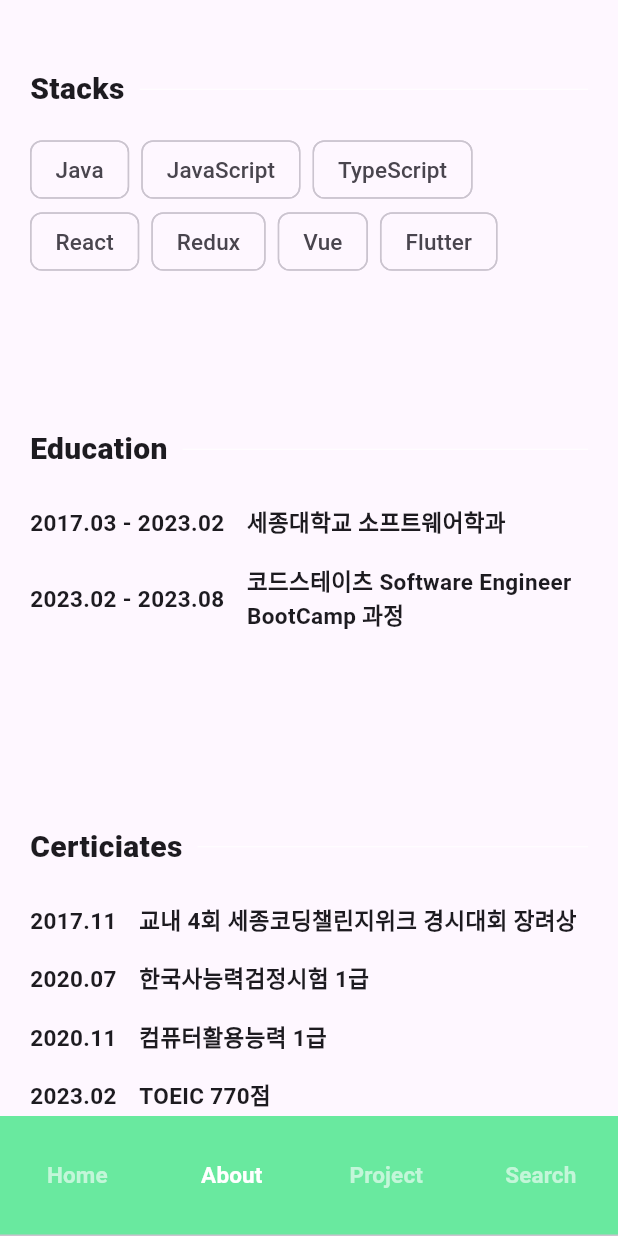
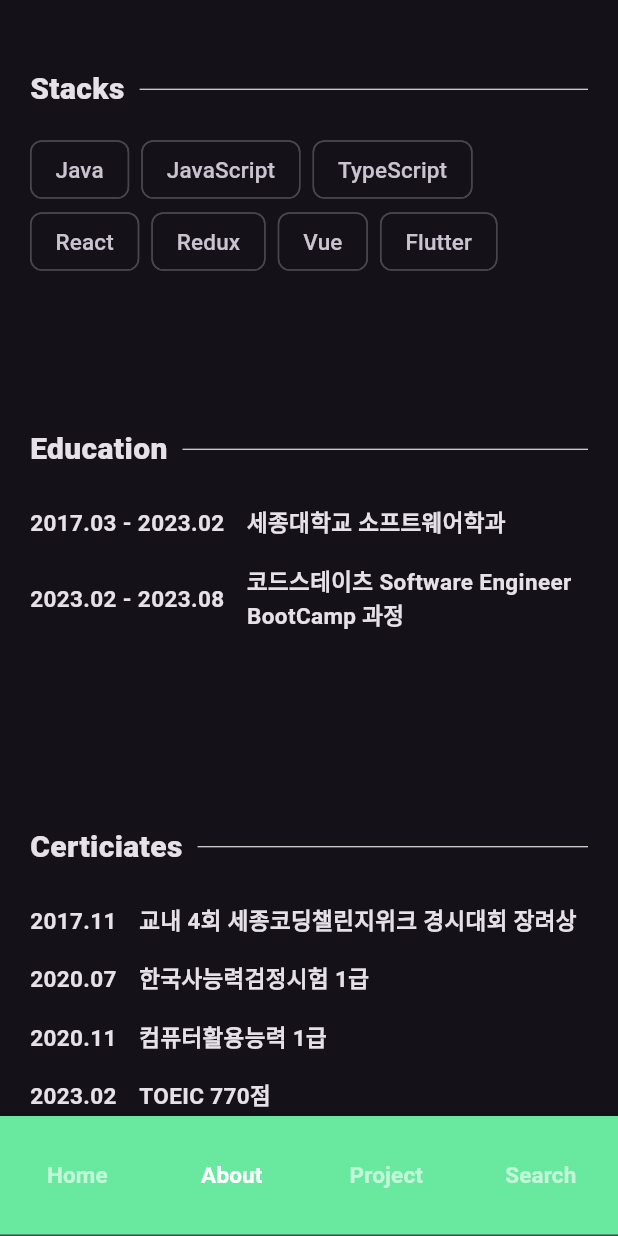
Before and after one commit to jeongjwon/amuz-assignment, a Flutter app: the screen it shows after launch, item 2 of the bottom bar chosen, scrolled down 576 dp, on a phone screen of 412 x 824 dp. Run offline on Flutter 3.47's test engine with Material 3 defaults, Android fonts, the phone set to English and light mode, and no system bars; our stand-ins replace font_awesome_flutter; missing offline and left inert: dart:ffi.

Commit message:
feat. 프론트엔드 완료

```diff
--- a/frontend/amuz_assignment/lib/main.dart
+++ b/frontend/amuz_assignment/lib/main.dart
@@ -1,5 +1,4 @@
 import 'package:amuz_assignment/screens/about_screen.dart';
-import 'package:amuz_assignment/screens/career_screen.dart';
 import 'package:amuz_assignment/screens/project.screen.dart';
 import 'package:amuz_assignment/screens/search_screen.dart';
 import 'package:amuz_assignment/widgets/bottom_bar.dart';
@@ -18,19 +17,15 @@ class MyApp extends StatelessWidget {
   Widget build(BuildContext context) {
     return MaterialApp(
       title: 'My Portfolio',
-      theme: ThemeData(
-        colorScheme: ColorScheme.fromSeed(seedColor: Colors.deepPurple),
-        useMaterial3: true,
-        primarySwatch: Colors.blue,
-      ),
+      theme: ThemeData.dark(),
       home: const DefaultTabController(
-        length: 5,
+        length: 4,
         child: Scaffold(
           body: TabBarView(
+            // physics: NeverScrollableScrollPhysics(),
             children: <Widget>[
               HomeScreen(),
               AboutScreen(),
-              CareerScreen(),
               ProjectScreen(),
               SearchScreen(),
             ],
```
Also changed, not shown: frontend/amuz_assignment/pubspec.yaml (+6 -7 lines), frontend/amuz_assignment/assets/my_image.jpeg (added), frontend/amuz_assignment/pubspec.lock.
